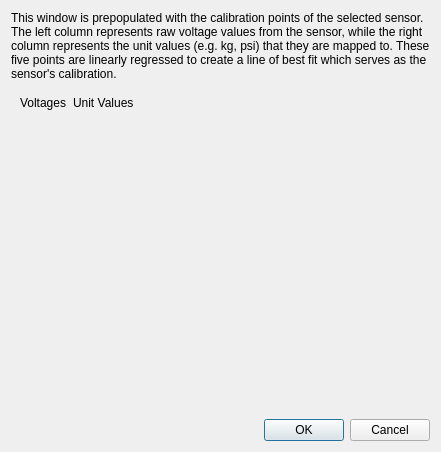
This is src/L4/ui/RecalibrationWindow.ui in vedangnaik/Carina-mirror as Qt 5 draws it before an edit. The edited form follows.
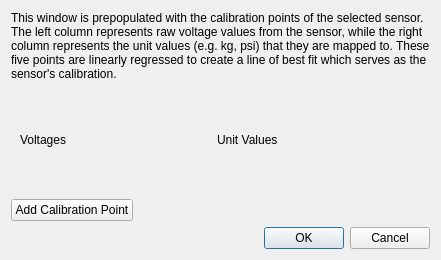
This is the edited form.

Commit message: Added adding and deletion of extra calibration points in the UI

The edit to the form file:
```diff
--- a/src/L4/ui/RecalibrationWindow.ui
+++ b/src/L4/ui/RecalibrationWindow.ui
@@ -7,7 +7,7 @@
     <x>0</x>
     <y>0</y>
     <width>441</width>
-    <height>452</height>
+    <height>260</height>
    </rect>
   </property>
   <property name="windowTitle">
@@ -27,29 +27,78 @@
    <item>
     <widget class="QWidget" name="pointsWidget" native="true">
      <property name="sizePolicy">
-      <sizepolicy hsizetype="Preferred" vsizetype="Expanding">
+      <sizepolicy hsizetype="Expanding" vsizetype="Expanding">
        <horstretch>0</horstretch>
        <verstretch>0</verstretch>
       </sizepolicy>
      </property>
-     <layout class="QFormLayout" name="formLayout">
-      <item row="0" column="0">
-       <widget class="QLabel" name="label">
-        <property name="text">
-         <string>Voltages</string>
-        </property>
-       </widget>
-      </item>
+     <layout class="QGridLayout" name="gridLayout">
       <item row="0" column="1">
        <widget class="QLabel" name="label_2">
+        <property name="sizePolicy">
+         <sizepolicy hsizetype="Minimum" vsizetype="Preferred">
+          <horstretch>0</horstretch>
+          <verstretch>0</verstretch>
+         </sizepolicy>
+        </property>
         <property name="text">
          <string>Unit Values</string>
         </property>
        </widget>
       </item>
+      <item row="0" column="0">
+       <widget class="QLabel" name="label">
+        <property name="sizePolicy">
+         <sizepolicy hsizetype="Minimum" vsizetype="Preferred">
+          <horstretch>0</horstretch>
+          <verstretch>0</verstretch>
+         </sizepolicy>
+        </property>
+        <property name="text">
+         <string>Voltages</string>
+        </property>
+       </widget>
+      </item>
+      <item row="0" column="2">
+       <widget class="QLabel" name="label_4">
+        <property name="sizePolicy">
+         <sizepolicy hsizetype="Maximum" vsizetype="Preferred">
+          <horstretch>0</horstretch>
+          <verstretch>0</verstretch>
+         </sizepolicy>
+        </property>
+        <property name="text">
+         <string/>
+        </property>
+       </widget>
+      </item>
      </layout>
     </widget>
    </item>
+   <item>
+    <layout class="QHBoxLayout" name="horizontalLayout">
+     <item>
+      <widget class="QPushButton" name="addCalibrationButton">
+       <property name="text">
+        <string>Add Calibration Point</string>
+       </property>
+      </widget>
+     </item>
+     <item>
+      <spacer name="horizontalSpacer">
+       <property name="orientation">
+        <enum>Qt::Horizontal</enum>
+       </property>
+       <property name="sizeHint" stdset="0">
+        <size>
+         <width>40</width>
+         <height>20</height>
+        </size>
+       </property>
+      </spacer>
+     </item>
+    </layout>
+   </item>
    <item>
     <widget class="QDialogButtonBox" name="buttonBox">
      <property name="standardButtons">
```
The commit also changes 2 other files.
